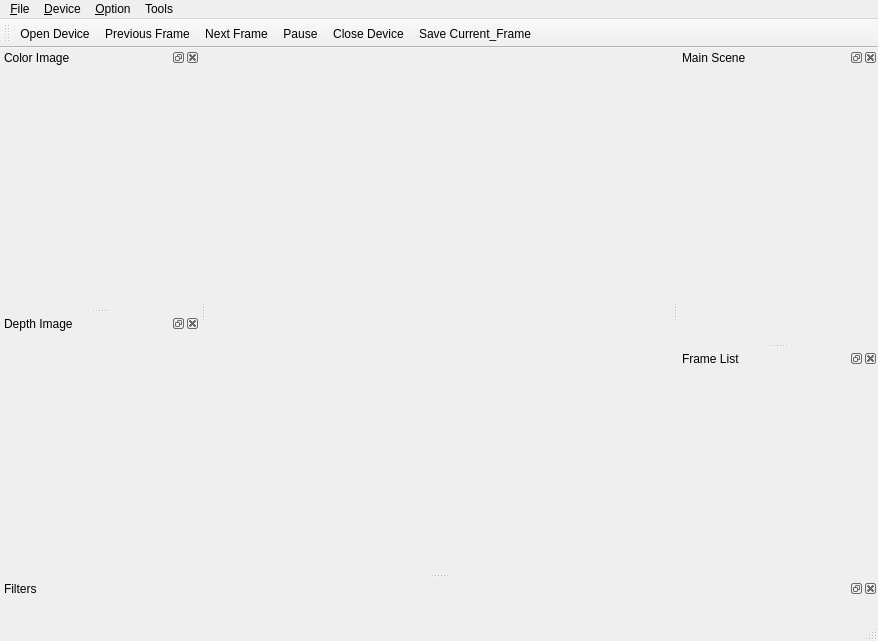
Before: the Qt Designer form src/ui/MainWindow.ui in oneminute/RecFLS, drawn with Qt 5.
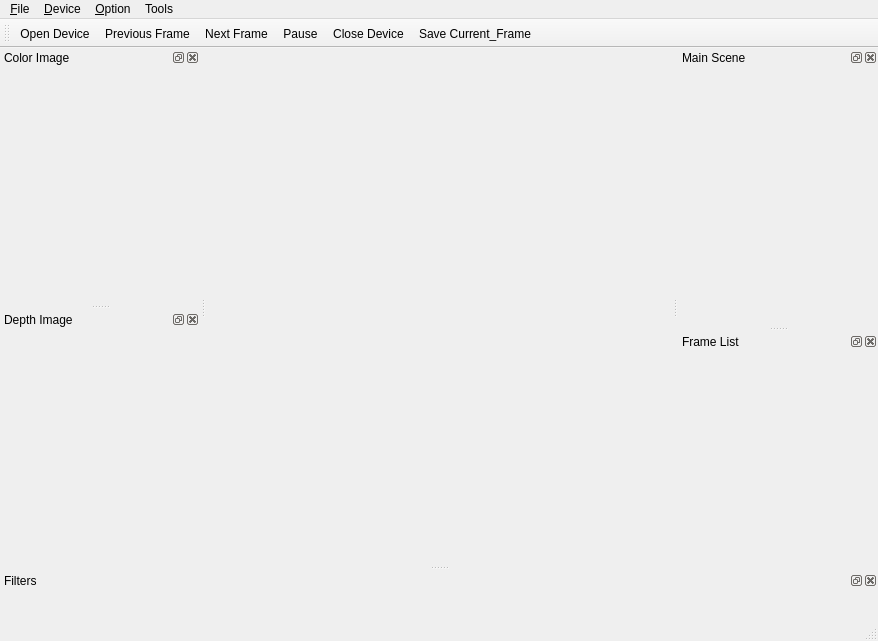
After: the same form once the commit is applied. Custom widgets are drawn as their Qt base class.

Patch:
```diff
--- a/src/ui/MainWindow.ui
+++ b/src/ui/MainWindow.ui
@@ -73,7 +73,7 @@
    <property name="minimumSize">
     <size>
      <width>200</width>
-     <height>50</height>
+     <height>58</height>
     </size>
    </property>
    <property name="maximumSize">
@@ -100,7 +100,7 @@
    <property name="minimumSize">
     <size>
      <width>200</width>
-     <height>40</height>
+     <height>48</height>
     </size>
    </property>
    <property name="windowTitle">
@@ -117,7 +117,7 @@
    <property name="minimumSize">
     <size>
      <width>200</width>
-     <height>50</height>
+     <height>58</height>
     </size>
    </property>
    <property name="maximumSize">
@@ -164,7 +164,7 @@
    <property name="minimumSize">
     <size>
      <width>200</width>
-     <height>38</height>
+     <height>42</height>
     </size>
    </property>
    <property name="windowTitle">
```
Left out of the diff: 3 changed lines with no effect on the pictures.
